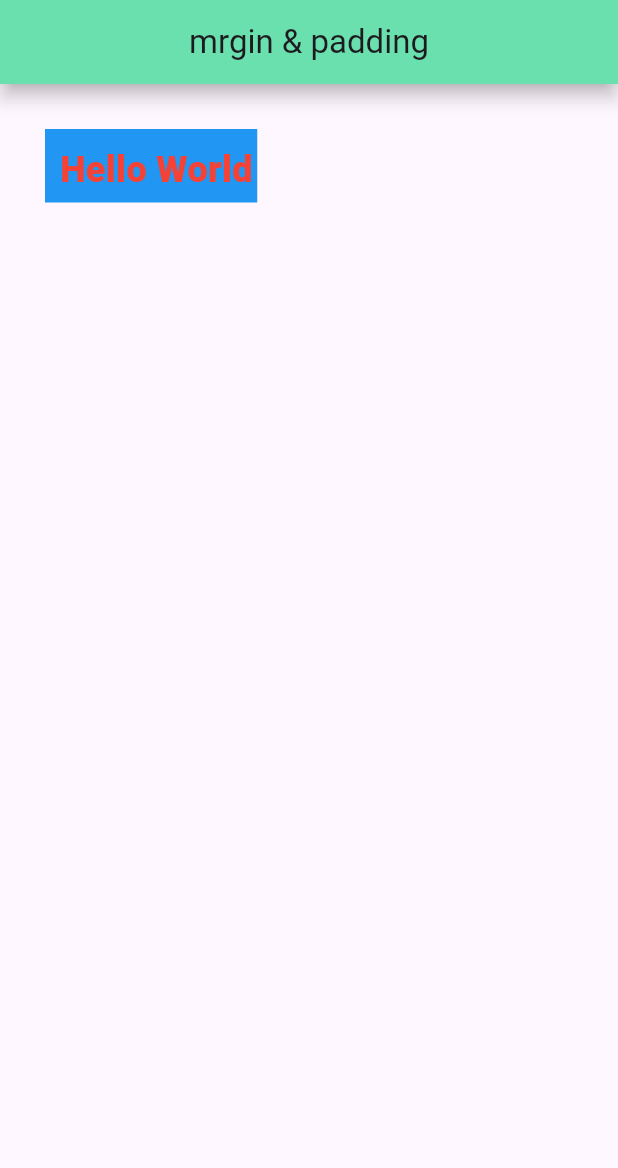
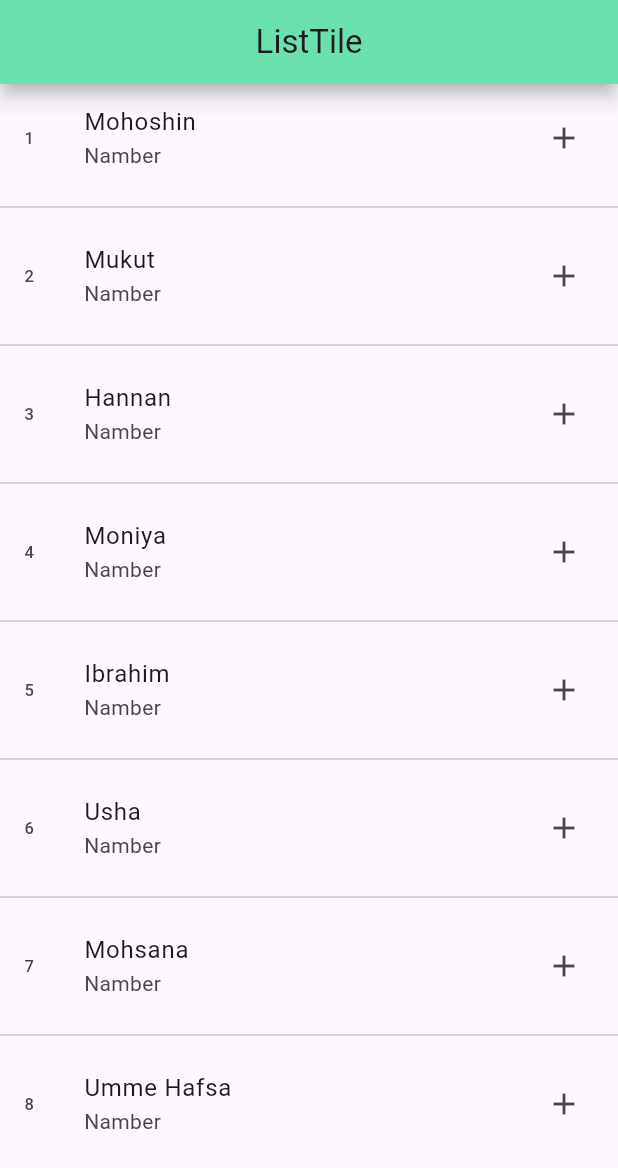
Before and after one commit to hannanmiyaji/flutter, a Flutter app: the screen it shows after launch, on a phone screen of 412 x 824 dp. Shown: the top 1168 px of the screen. Run offline on Flutter 3.47's test engine with Material 3 defaults, Android fonts, the phone set to English and light mode, and no system bars.

Commit message:
ListTile

```diff
--- a/lib/main.dart
+++ b/lib/main.dart
@@ -21,27 +21,41 @@ class HomeActivity extends StatelessWidget {
 
   @override
   Widget build(BuildContext context) {
+    var arrNames = [
+      'Mohoshin',
+      'Mukut',
+      'Hannan',
+      'Moniya',
+      'Ibrahim',
+      'Usha',
+      'Mohsana',
+      'Umme Hafsa'
+    ];
 
     return Scaffold(
         appBar: AppBar(
         centerTitle: true,
         backgroundColor: Colors.greenAccent,
-          title: Text("mrgin & padding"),
-          elevation: 5,
+        title: Text("ListTile"),
+        elevation: 5,
           shadowColor: Colors.black,
         ),
-        body: Container(
-          margin: EdgeInsets.all(30),
-          color: Colors.blue,
-          child: Padding(
-            padding:
-                const EdgeInsets.only(top: 10, left: 10, bottom: 5, right: 3),
-            child: Text('Hello World',
-                style: TextStyle(
-                    fontSize: 24,
-                    fontWeight: FontWeight.w900,
-                    color: Colors.red)),
-          ),
-        ));
+      body: ListView.separated(
+          itemBuilder: (context, index) {
+            return ListTile(
+              leading: Text('${index + 1}'),
+              title: Text(arrNames[index]),
+              subtitle: Text('Namber'),
+              trailing: Icon(Icons.add),
+            );
+          },
+          separatorBuilder: (context, index) {
+            return Divider(
+              height: 20,
+              thickness: 1,
+            );
+          },
+          itemCount: arrNames.length),
+    );
   }
 }
```
